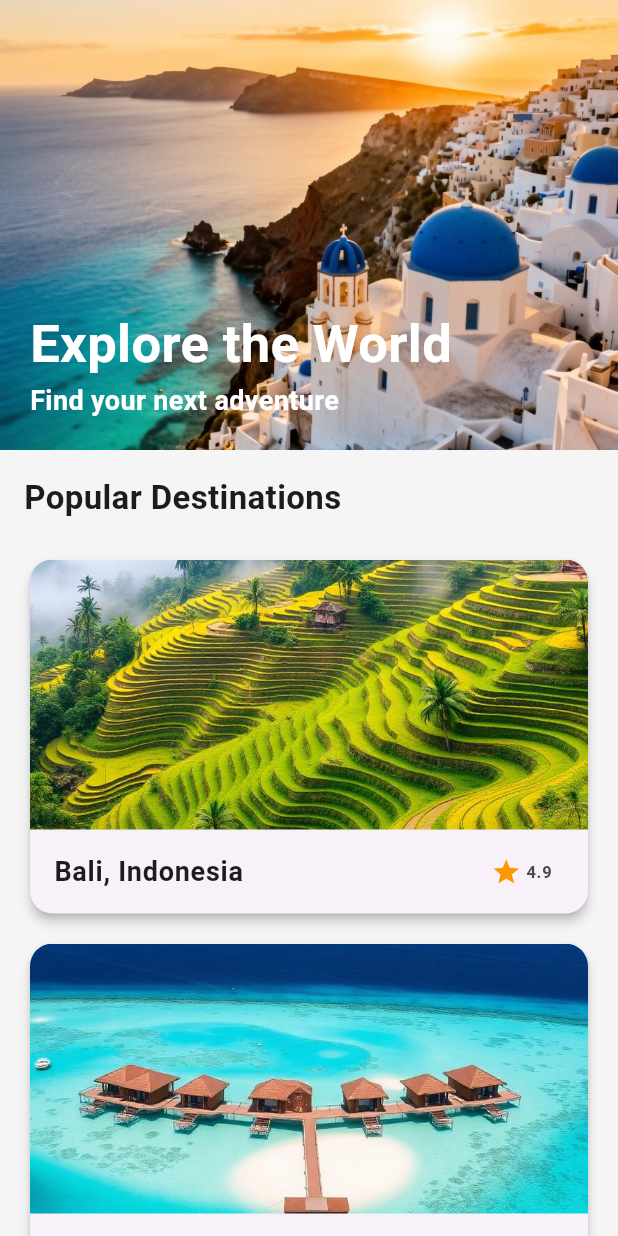
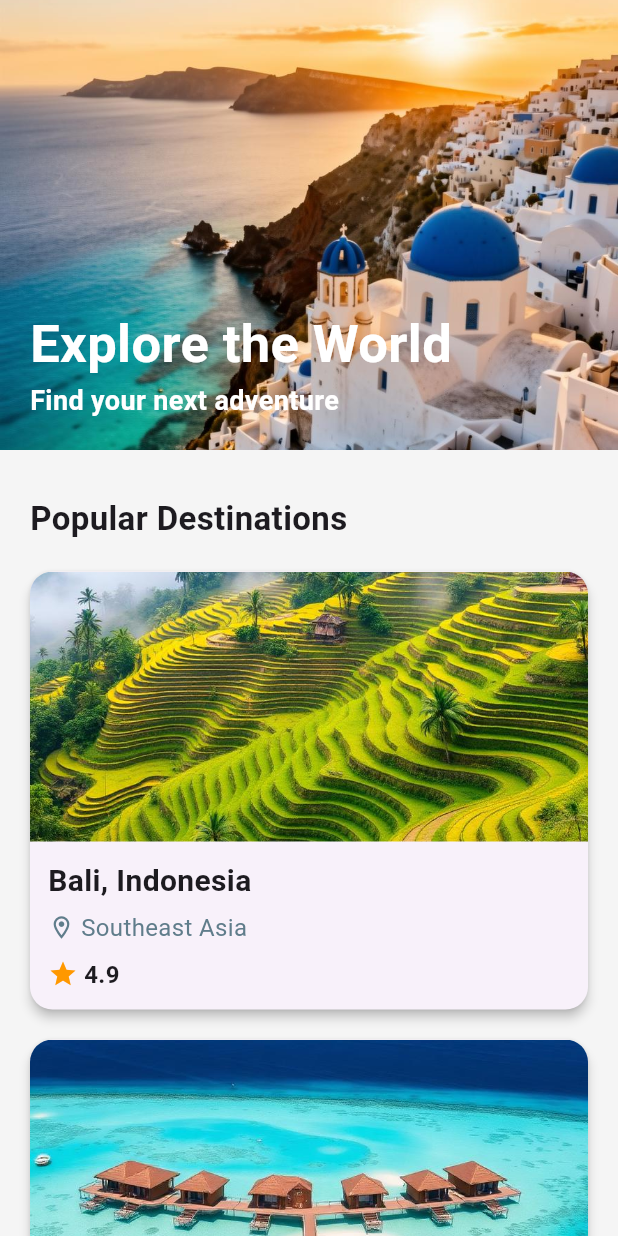
Before and after one commit to Visun517/travel_application_task, a Flutter app: the screen it shows after launch, on a phone screen of 412 x 824 dp. Run offline on Flutter 3.47's test engine with Material 3 defaults, Android fonts, the phone set to English and light mode, and no system bars.

Commit message:
update-popolar-destination-list-in-home-screen

```diff
--- a/lib/models/place_model.dart
+++ b/lib/models/place_model.dart
@@ -1,15 +1,16 @@
 class Place {
   final String name;
+  final String  location;
   final String image;
   final double rating;
 
-  Place({required this.name, required this.image, required this.rating});
+  Place({required this.name, required this.location, required this.image, required this.rating});
 }
 
 List<Place> popularPlaces = [
-  Place(name: "Bali, Indonesia", image: "assets/images/bali.png", rating: 4.9),
-  Place(name: "Maldives", image: "assets/images/maldives.png", rating: 4.7),
-  Place(name: "Paris, France", image: "assets/images/paris.png", rating: 4.8),
-  Place(name: "Machu Picchu, Peru", image: "assets/images/peru.png", rating: 4.8),
-  Place(name: "Tokyo, Japan", image: "assets/images/tokyo.png", rating: 4.8),
+  Place(name: "Bali, Indonesia", location: "Southeast Asia", image: "assets/images/bali.png", rating: 4.9),
+  Place(name: "Maldives", location: "Indian Ocean", image: "assets/images/maldives.png", rating: 4.7),
+  Place(name: "Paris, France", location: "Europe", image: "assets/images/paris.png", rating: 4.8),
+  Place(name: "Machu Picchu, Peru", location: "South America", image: "assets/images/peru.png", rating: 4.8),
+  Place(name: "Tokyo, Japan", location: "East Asia", image: "assets/images/tokyo.png", rating: 4.8),
 ];
--- a/lib/screens/home_screen.dart
+++ b/lib/screens/home_screen.dart
@@ -17,7 +17,7 @@
             children: [
               HomeScreenTopBanner(),
               Padding(
-                padding: const EdgeInsets.all(16.0),
+                padding: const EdgeInsets.only(top: 30 , left: 20 , bottom: 10),
                 child: const Text(
                   "Popular Destinations",
                   style: TextStyle(fontSize: 22, fontWeight: FontWeight.bold),
--- a/lib/widgets/popular_destination_card.dart
+++ b/lib/widgets/popular_destination_card.dart
@@ -12,6 +12,7 @@
       shape: RoundedRectangleBorder(borderRadius: BorderRadius.circular(15)),
       elevation: 3,
       child: Column(
+        crossAxisAlignment: CrossAxisAlignment.start,
         children: [
           ClipRRect(
             borderRadius: const BorderRadius.vertical(top: Radius.circular(15)),
@@ -22,18 +23,54 @@
               fit: BoxFit.cover,
             ),
           ),
-          ListTile(
-            title: Text(
-              place.name,
-              style: const TextStyle(fontWeight: FontWeight.bold, fontSize: 18),
-            ),
-            trailing: Row(
-              mainAxisSize: MainAxisSize.min,
+          Padding(
+            padding: const EdgeInsets.all(12.0),
+            child: Column(
+              crossAxisAlignment: CrossAxisAlignment.start,
               children: [
-                const Icon(Icons.star, color: Colors.orange, size: 20),
+                // 1. Destination Name
                 Text(
-                  " ${place.rating}",
-                  style: const TextStyle(fontWeight: FontWeight.bold),
+                  place.name,
+                  style: const TextStyle(
+                    fontWeight: FontWeight.bold,
+                    fontSize: 20,
+                  ),
+                ),
+                const SizedBox(height: 5),
+
+                // 2. Location with Icon
+                Row(
+                  children: [
+                    const Icon(
+                      Icons.location_on_outlined,
+                      size: 18,
+                      color: Colors.blueGrey,
+                    ),
+                    const SizedBox(width: 4),
+                    Text(
+                      place.location,
+                      style: const TextStyle(
+                        color: Colors.blueGrey,
+                        fontSize: 16,
+                      ),
+                    ),
+                  ],
+                ),
+                const SizedBox(height: 8),
+
+                // 3. Rating with Star
+                Row(
+                  children: [
+                    const Icon(Icons.star, color: Colors.orange, size: 20),
+                    const SizedBox(width: 4),
+                    Text(
+                      "${place.rating}",
+                      style: const TextStyle(
+                        fontWeight: FontWeight.bold,
+                        fontSize: 16,
+                      ),
+                    ),
+                  ],
                 ),
               ],
             ),
```
